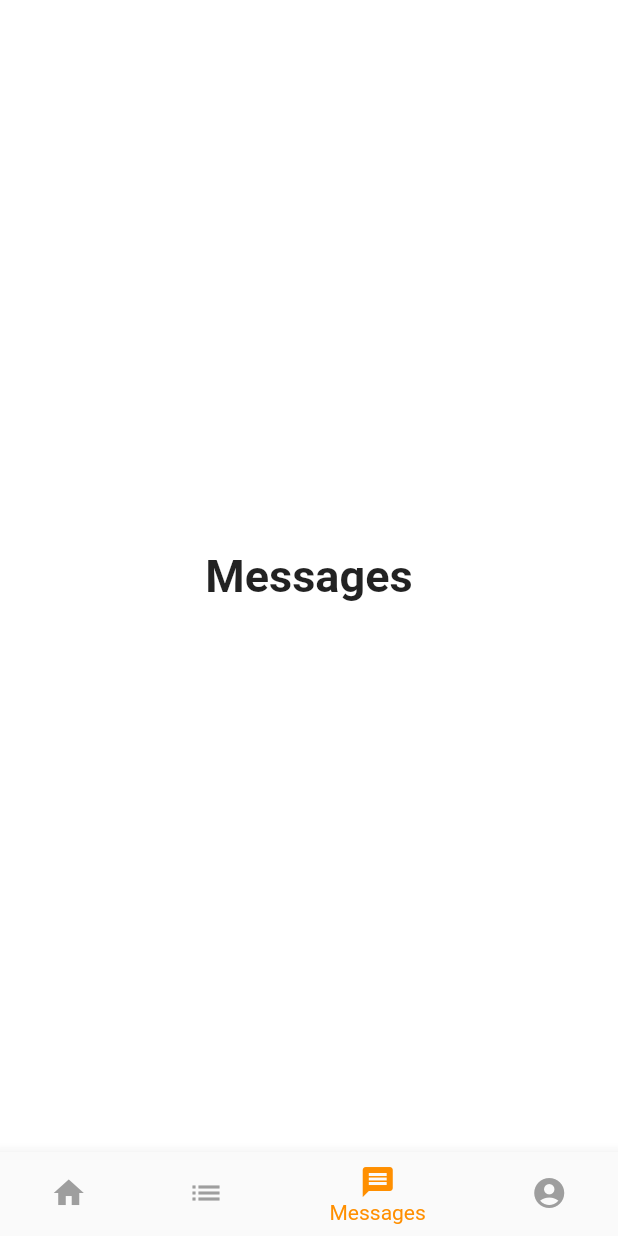
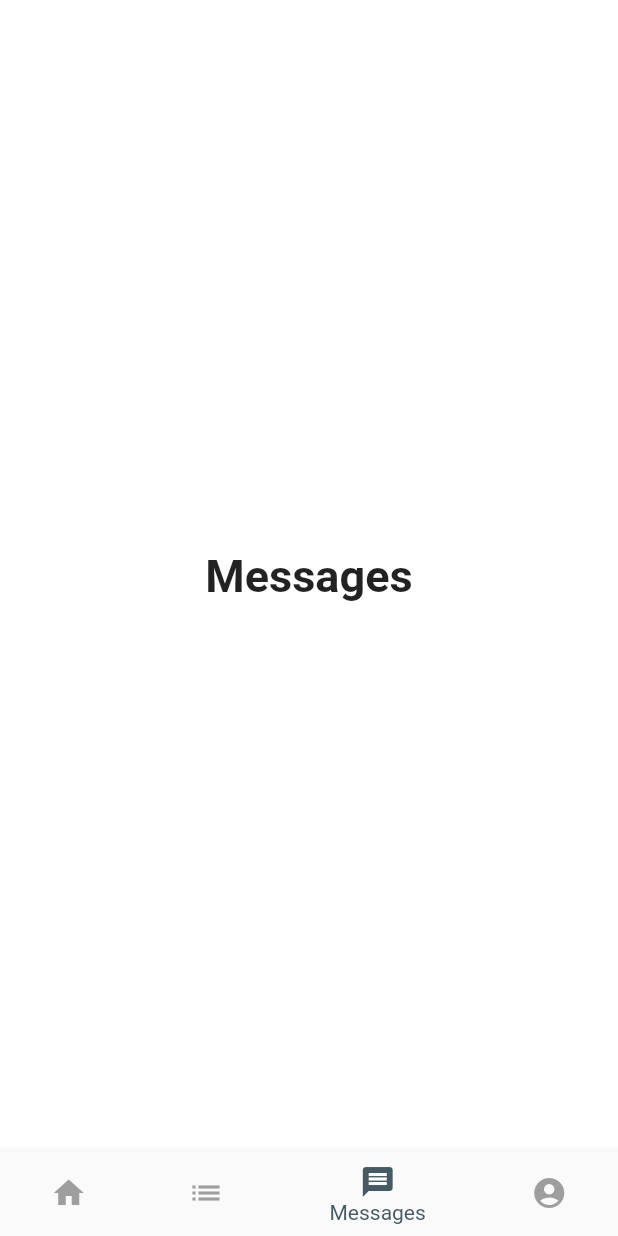
Before and after one commit to Android-Builds/Adgram, a Flutter app: the HomePage screen opened directly, item 3 of the bottom bar chosen, on a phone screen of 412 x 824 dp. Run offline on Flutter 3.47's test engine with Material 2 defaults, Android fonts, the phone set to English and light mode, and no system bars; our stand-ins replace bloc, equatable, flutter_bloc.

Commit message:
Visual changes

```diff
--- a/lib/screens/homepage.dart
+++ b/lib/screens/homepage.dart
@@ -1,4 +1,5 @@
 import 'package:flutter/material.dart';
+import 'package:instaAd/utils/constants.dart';
 import 'package:instaAd/widgets/adpage.dart';
 import 'package:instaAd/widgets/home.dart';
 
@@ -63,7 +64,7 @@ class _HomePageState extends State<HomePage> {
           ],
           currentIndex: _selectedIndex,
           unselectedItemColor: Colors.grey,
-          selectedItemColor: Colors.amber[800],
+          selectedItemColor: uicolor,
           onTap: _onItemTapped,
         ),
       ),
--- /dev/null
+++ b/lib/utils/constants.dart
@@ -0,0 +1,3 @@
+import 'package:flutter/material.dart';
+
+Color uicolor = Colors.blueGrey[700];
--- a/lib/widgets/adpage.dart
+++ b/lib/widgets/adpage.dart
@@ -71,6 +71,7 @@ class _AdListState extends State<AdList> {
               itemCount: snapshot.data.length,
               itemBuilder: (context, index) {
                 return Card(
+                  elevation: 5.0,
                   margin: EdgeInsets.all(10.0),
                   shape: RoundedRectangleBorder(
                     borderRadius: BorderRadius.circular(10.0),
--- a/lib/widgets/home.dart
+++ b/lib/widgets/home.dart
@@ -1,6 +1,7 @@
 import 'package:flutter/material.dart';
 import 'package:flutter_bloc/flutter_bloc.dart';
 import 'package:instaAd/models/authentication/bloc/authentication_bloc.dart';
+import 'package:instaAd/utils/constants.dart';
 import 'package:instaAd/utils/variables.dart';
 
 import 'cardwidgets.dart';
@@ -40,6 +41,7 @@ class _HomeListState extends State<HomeList> {
               itemCount: snapshot.data.length,
               itemBuilder: (context, index) {
                 return Card(
+                  elevation: 5.0,
                   margin: EdgeInsets.all(10.0),
                   shape: RoundedRectangleBorder(
                     borderRadius: BorderRadius.circular(10.0),
```
